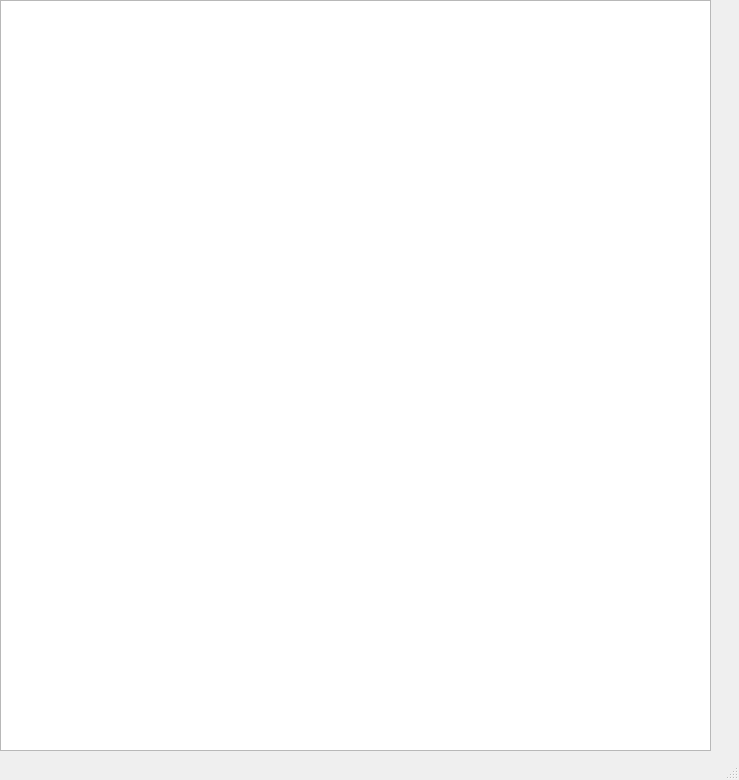
lizethvilla8888/Practica_5_23, file untitled/mainwindow.ui: the form before one commit.
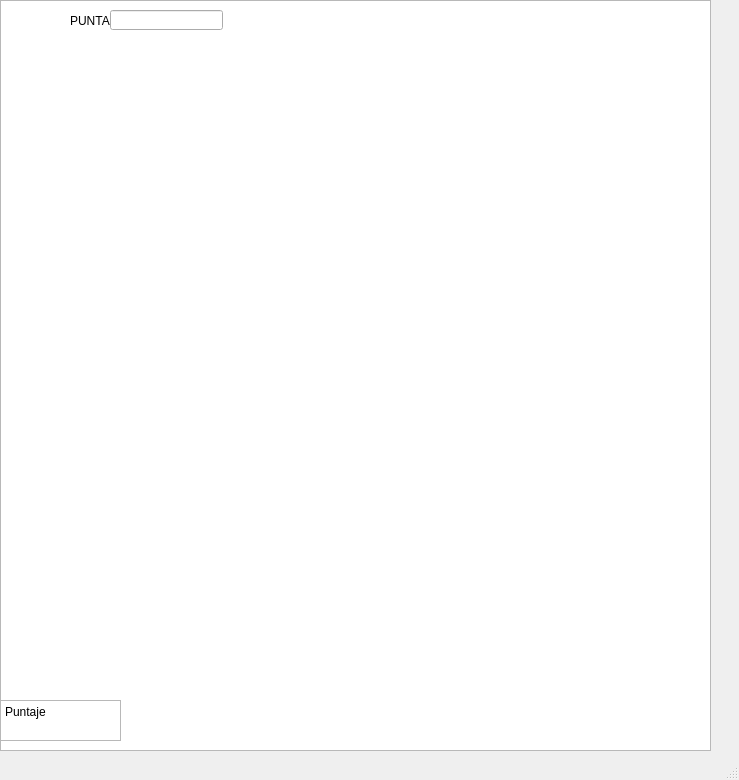
The form after the commit.

Diff of the .ui file:
```diff
--- a/untitled/mainwindow.ui
+++ b/untitled/mainwindow.ui
@@ -32,6 +32,46 @@
      </rectf>
     </property>
    </widget>
+   <widget class="QPlainTextEdit" name="plainTextEdit">
+    <property name="geometry">
+     <rect>
+      <x>0</x>
+      <y>700</y>
+      <width>121</width>
+      <height>41</height>
+     </rect>
+    </property>
+    <property name="plainText">
+     <string>Puntaje
+</string>
+    </property>
+   </widget>
+   <widget class="QLabel" name="label">
+    <property name="geometry">
+     <rect>
+      <x>70</x>
+      <y>10</y>
+      <width>51</width>
+      <height>21</height>
+     </rect>
+    </property>
+    <property name="text">
+     <string>PUNTAJE: </string>
+    </property>
+   </widget>
+   <widget class="QLineEdit" name="lineEdit">
+    <property name="geometry">
+     <rect>
+      <x>110</x>
+      <y>10</y>
+      <width>113</width>
+      <height>20</height>
+     </rect>
+    </property>
+    <property name="readOnly">
+     <bool>true</bool>
+    </property>
+   </widget>
   </widget>
   <widget class="QMenuBar" name="menubar">
    <property name="geometry">
```
